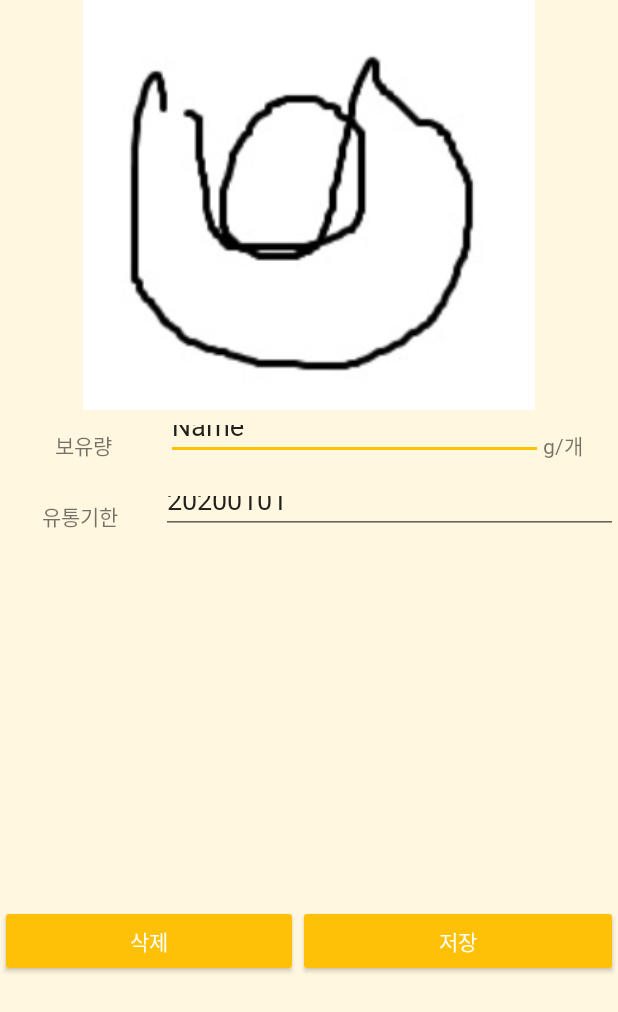
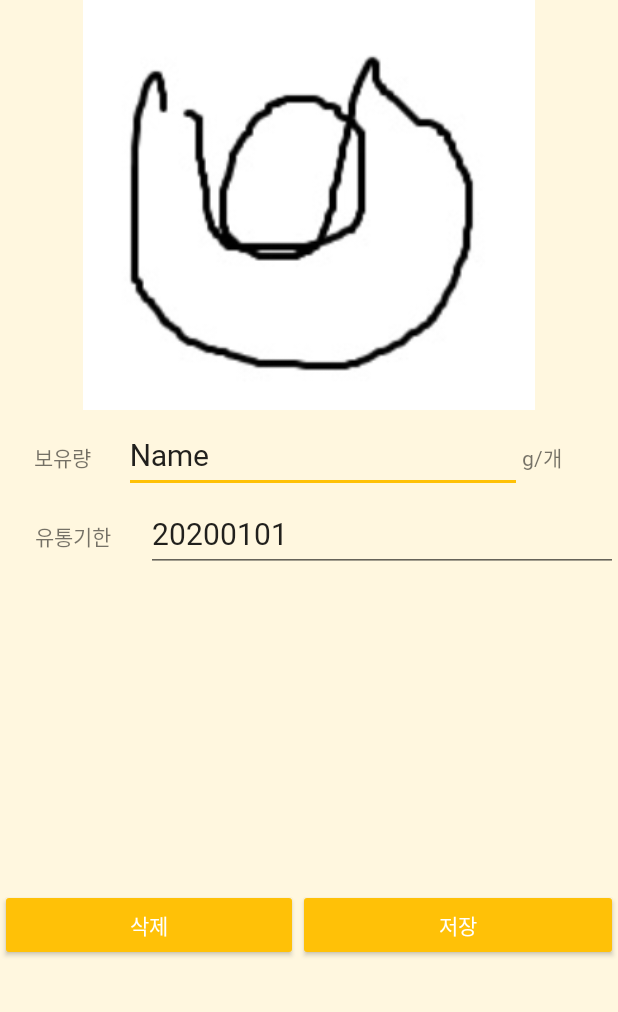
Before and after one commit to qmffld102/CookBaB, an Android app: the IngredientDetail screen opened directly, with no data from a screen before it, on a phone screen of 412 x 824 dp. Shown: the top 1012 px of the screen. Run offline under Robolectric (Android 15) with nearby library versions, the phone set to English and light mode, and no system bars; our stand-ins replace Firebase (no records; nobody signed in at launch, a user with empty details on screens opened directly); libraries missing offline, so code that uses them is left out: com.firebase.ui; 5 statements that could not run were skipped.

Commit message:
ingredient_detail layout 수정

```diff
--- a/app/src/main/res/layout/activity_ingredient_detail.xml
+++ b/app/src/main/res/layout/activity_ingredient_detail.xml
@@ -17,11 +17,12 @@
     <LinearLayout
         android:layout_width="match_parent"
         android:layout_height="47dp"
+        android:layout_marginTop="5dp"
         android:orientation="horizontal">
 
         <TextView
             android:id="@+id/textView3"
-            android:layout_width="88dp"
+            android:layout_width="45dp"
             android:layout_height="wrap_content"
             android:layout_weight="1"
             android:fontFamily="@font/namum"
@@ -31,9 +32,10 @@
         <EditText
             android:id="@+id/ingnum"
             android:layout_width="228dp"
-            android:layout_height="33dp"
+            android:layout_height="50dp"
             android:layout_weight="1"
             android:ems="10"
+            android:textSize="20sp"
             android:fontFamily="@font/namum"
             android:inputType="textPersonName"
             android:text="Name" />
@@ -50,6 +52,7 @@
     <LinearLayout
         android:layout_width="match_parent"
         android:layout_height="51dp"
+        android:layout_marginTop="5dp"
         android:orientation="horizontal">
 
         <TextView
@@ -64,9 +67,9 @@
         <EditText
             android:id="@+id/inglife"
             android:layout_width="wrap_content"
-            android:layout_height="35dp"
+            android:layout_height="50dp"
             android:layout_weight="1"
-
+            android:textSize="20sp"
             android:ems="10"
             android:fontFamily="@font/namum"
             android:inputType="textPersonName"
@@ -76,10 +79,11 @@
     <TextView
         android:id="@+id/tip"
         android:layout_width="match_parent"
-        android:layout_height="231dp"
+        android:layout_height="200dp"
         android:layout_marginLeft="10dp"
         android:layout_marginRight="10dp"
         android:fontFamily="@font/namum"
+        android:layout_marginTop="10dp"
         android:text="TextView" />
 
     <LinearLayout
```
